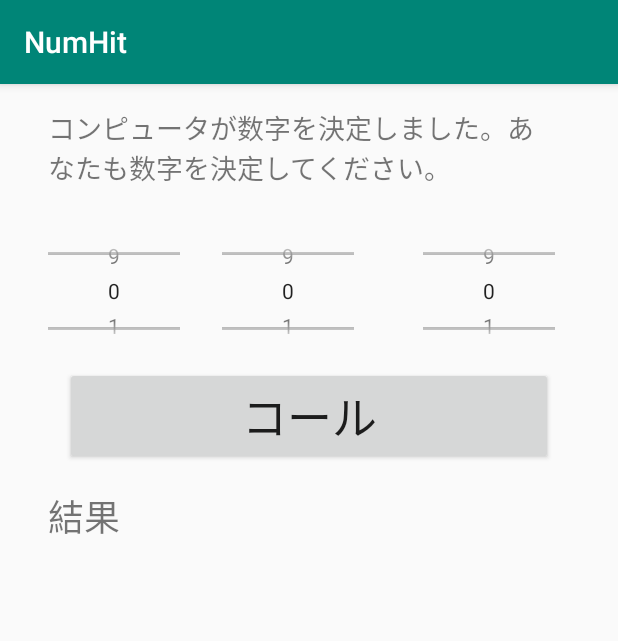
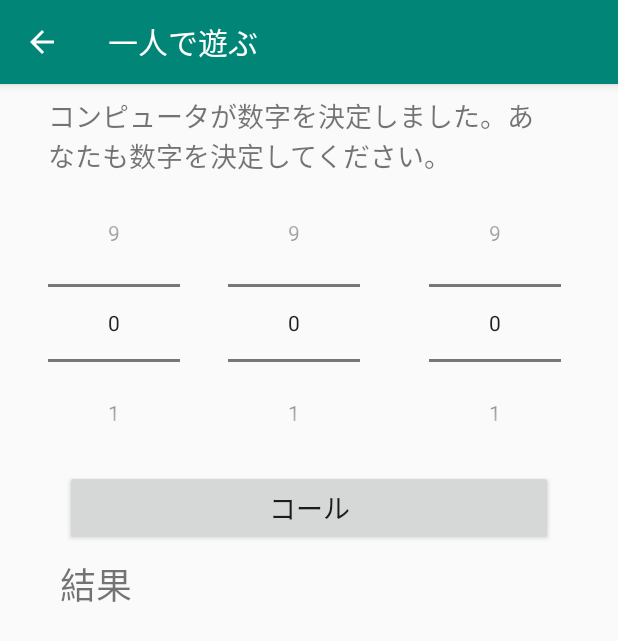
Before and after one commit to masterpiece015v/numhit, an Android app: the Main2Activity screen opened directly, with no data from a screen before it, after a tap on "コール", on a phone screen of 412 x 824 dp. Shown: the top 641 px of the screen. Run offline under Robolectric (Android 15) with nearby library versions, the phone set to English and light mode, and no system bars.

Commit message:
2019022003

```diff
--- a/app/src/main/java/tokyo/mp015v/numhit/Main2Activity.kt
+++ b/app/src/main/java/tokyo/mp015v/numhit/Main2Activity.kt
@@ -3,31 +3,36 @@ package tokyo.mp015v.numhit
 import android.support.v7.app.AppCompatActivity
 import android.os.Bundle
 import android.util.Log
+import android.view.MenuItem
 import android.widget.*
 import java.util.*
 
 class Main2Activity : AppCompatActivity() {
 
     val numArray = arrayOf(0,0,0,0,0,0,0,0,0,0)
-    val compNum = arrayOf(0,0,0)
     var str_result :String? = null
+    var compNum0 = 0
+    var compNum1 = 0
+    var compNum2 = 0
 
     override fun onCreate(savedInstanceState: Bundle?) {
         super.onCreate(savedInstanceState)
         setContentView(R.layout.activity_main2)
 
+        supportActionBar?.setDisplayHomeAsUpEnabled(true)
+        supportActionBar?.title = "一人で遊ぶ"
+
         //buttonの設定
-        val btn_call = findViewById(R.id.main4_btn_call) as Button
+        val btn_call = findViewById(R.id.main2_btn_call) as Button
 
         //TextViewの設定
-        val txt_result = findViewById(R.id.main4_txt_result) as TextView
-        val txt_history = findViewById(R.id.txt_history) as TextView
+        val txt_result = findViewById(R.id.main2_txt_result) as TextView
+        val txt_history = findViewById(R.id.main2_txt_history) as TextView
 
         //spinnerの設定
-        val spn_num0 = findViewById(R.id.main4_num0) as NumberPicker
-        val spn_num1 = findViewById(R.id.main4_num1) as NumberPicker
-        val spn_num2 = findViewById(R.id.spn_num2) as NumberPicker
-
+        val spn_num0 = findViewById(R.id.main2_num0) as NumberPicker
+        val spn_num1 = findViewById(R.id.main2_num1) as NumberPicker
+        val spn_num2 = findViewById(R.id.main2_num2) as NumberPicker
         spn_num0.maxValue = 9
         spn_num0.minValue = 0
         spn_num1.maxValue = 9
@@ -45,8 +50,11 @@ class Main2Activity : AppCompatActivity() {
 
             numArray[index] = 1
 
-            Log.d("debug",index.toString() )
-            compNum[i] = index
+            when( i ){
+                0->{ compNum0 = index }
+                1->{ compNum1 = index }
+                2->{ compNum2 = index }
+            }
         }
 
         //回数
@@ -56,31 +64,38 @@ class Main2Activity : AppCompatActivity() {
         btn_call.setOnClickListener {
             var eat = 0
             var bit = 0
-            val yourNum = arrayOf( spn_num0.value, spn_num1.value, spn_num2.value )
+            val yourNum0=  spn_num0.value
+            val yourNum1 = spn_num1.value
+            val yourNum2 = spn_num2.value
 
-            Log.d("debut","${compNum[0]},${compNum[1]},${compNum[2]}")
-            Log.d("debug","${yourNum[0]},${yourNum[1]},${yourNum[2]}")
+            Log.d("debug","compNum:${compNum0}${compNum1}${compNum2}")
 
             //同じ数字が出てくればクリックのイベントを終わる
-            if( yourNum[0] == yourNum[1] || yourNum[1] == yourNum[2] || yourNum[0] == yourNum[2] ){
+            if( yourNum0 == yourNum1 || yourNum1 == yourNum2 || yourNum0 == yourNum2 ){
                 Toast.makeText( applicationContext,"同じ数字はだめです", Toast.LENGTH_SHORT).show()
                 return@setOnClickListener
             }
 
             //EATの計算
-            for( i in 0..2 ){
-                if(compNum[i]==yourNum[i]){
-                    eat++
-                }
+            if( compNum0 == yourNum0 ){
+                eat++
+            }
+            if( compNum1 == yourNum1 ){
+                eat++
+            }
+            if( compNum2 == yourNum2 ){
+                eat++
             }
 
             //BITの計算
-            for(i in 0..2){
-                for( j in 0..2 ){
-                    if( compNum[i] == yourNum[j] && i != j){
-                        bit++
-                    }
-                }
+            if( yourNum0 == compNum1 || yourNum0==compNum2 ){
+                bit++
+            }
+            if( yourNum1 == compNum0 || yourNum1 == compNum2 ){
+                bit++
+            }
+            if( yourNum2 == compNum0 || yourNum2 == compNum1 ){
+                bit++
             }
 
             //履歴の表示
@@ -93,10 +108,26 @@ class Main2Activity : AppCompatActivity() {
 
                 txt_history.text = str_result
             }
+
             //結果の表示
-            txt_result.text = "${count}回目 call:${yourNum[0]}${yourNum[1]}${yourNum[2]} eat:${eat},bit:${bit}"
+            txt_result.text = "${count}回目 call:${yourNum0}${yourNum1}${yourNum2} eat:${eat},bit:${bit}"
+
+            if( eat == 3 ){
+                Toast.makeText( applicationContext,"3EAT!!",Toast.LENGTH_SHORT).show()
+                return@setOnClickListener
+            }
 
             count++
         }
     }
+
+    override fun onOptionsItemSelected(item: MenuItem?): Boolean {
+
+        when(item?.itemId){
+            android.R.id.home->{finish()}
+            else->super.onOptionsItemSelected(item)
+        }
+
+        return true
+    }
 }
--- a/app/src/main/res/layout/activity_main2.xml
+++ b/app/src/main/res/layout/activity_main2.xml
@@ -7,11 +7,11 @@
     tools:context=".Main2Activity">
 
     <TextView
-        android:id="@+id/main4_txt_title"
+        android:id="@+id/main2_txt_title"
         android:layout_width="333dp"
-        android:layout_height="74dp"
+        android:layout_height="53dp"
         android:layout_marginStart="32dp"
-        android:layout_marginTop="16dp"
+        android:layout_marginTop="8dp"
         android:layout_marginEnd="32dp"
         android:text="コンピュータが数字を決定しました。あなたも数字を決定してください。"
         android:textSize="18sp"
@@ -21,57 +21,70 @@
         app:layout_constraintTop_toTopOf="parent" />
 
     <NumberPicker
-        android:id="@+id/main4_num0"
+        android:id="@+id/main2_num0"
         android:layout_width="88dp"
-        android:layout_height="69dp"
+        android:layout_height="wrap_content"
         android:layout_marginStart="32dp"
-        android:layout_marginTop="13dp"
+        android:layout_marginTop="8dp"
         app:layout_constraintStart_toStartOf="parent"
-        app:layout_constraintTop_toBottomOf="@+id/main4_txt_title" />
+        app:layout_constraintTop_toBottomOf="@+id/main2_txt_title" />
 
     <NumberPicker
-        android:id="@+id/main4_num1"
+        android:id="@+id/main2_num1"
         android:layout_width="88dp"
-        android:layout_height="69dp"
-        android:layout_marginStart="28dp"
-        android:layout_marginTop="13dp"
-        app:layout_constraintStart_toEndOf="@+id/main4_num0"
-        app:layout_constraintTop_toBottomOf="@+id/main4_txt_title" />
+        android:layout_height="wrap_content"
+        android:layout_marginStart="32dp"
+        android:layout_marginTop="8dp"
+        app:layout_constraintStart_toEndOf="@+id/main2_num0"
+        app:layout_constraintTop_toBottomOf="@+id/main2_txt_title" />
 
     <NumberPicker
-        android:id="@+id/spn_num2"
+        android:id="@+id/main2_num2"
         android:layout_width="88dp"
-        android:layout_height="69dp"
+        android:layout_height="wrap_content"
         android:layout_marginStart="32dp"
-        android:layout_marginTop="13dp"
-        android:layout_marginEnd="28dp"
+        android:layout_marginTop="8dp"
+        android:layout_marginEnd="24dp"
         app:layout_constraintEnd_toEndOf="parent"
-        app:layout_constraintStart_toEndOf="@+id/main4_num1"
-        app:layout_constraintTop_toBottomOf="@+id/main4_txt_title" />
+        app:layout_constraintStart_toEndOf="@+id/main2_num1"
+        app:layout_constraintTop_toBottomOf="@+id/main2_txt_title" />
 
     <Button
-        android:id="@+id/main4_btn_call"
+        android:id="@+id/main2_btn_call"
         android:layout_width="325dp"
-        android:layout_height="wrap_content"
+        android:layout_height="50dp"
         android:layout_marginStart="32dp"
-        android:layout_marginTop="16dp"
+        android:layout_marginTop="8dp"
         android:layout_marginEnd="32dp"
         android:text="コール"
-        android:textSize="30sp"
+        android:textSize="18sp"
         app:layout_constraintEnd_toEndOf="parent"
         app:layout_constraintStart_toStartOf="parent"
-        app:layout_constraintTop_toBottomOf="@+id/main4_num1" />
+        app:layout_constraintTop_toBottomOf="@+id/main2_num0" />
+
+    <TextView
+        android:id="@+id/main2_txt_result"
+        android:layout_width="wrap_content"
+        android:layout_height="wrap_content"
+        android:layout_marginStart="40dp"
+        android:layout_marginTop="8dp"
+        android:text="結果"
+        android:textSize="24dp"
+        app:layout_constraintStart_toStartOf="parent"
+        app:layout_constraintTop_toBottomOf="@+id/main2_btn_call" />
 
     <ScrollView
         android:layout_width="324dp"
-        android:layout_height="181dp"
+        android:layout_height="151dp"
         android:layout_marginStart="32dp"
-        android:layout_marginTop="16dp"
+        android:layout_marginTop="8dp"
         android:layout_marginEnd="32dp"
+        android:layout_marginBottom="5dp"
+        app:layout_constraintBottom_toBottomOf="parent"
         app:layout_constraintEnd_toEndOf="parent"
         app:layout_constraintHorizontal_bias="0.0"
         app:layout_constraintStart_toStartOf="parent"
-        app:layout_constraintTop_toBottomOf="@+id/main4_txt_result">
+        app:layout_constraintTop_toBottomOf="@+id/main2_txt_result">
 
         <LinearLayout
             android:layout_width="match_parent"
@@ -79,22 +92,11 @@
             android:orientation="vertical">
 
             <TextView
-                android:id="@+id/txt_history"
+                android:id="@+id/main2_txt_history"
                 android:layout_width="match_parent"
                 android:layout_height="wrap_content"
                 android:textSize="18sp" />
         </LinearLayout>
     </ScrollView>
 
-    <TextView
-        android:id="@+id/main4_txt_result"
-        android:layout_width="wrap_content"
-        android:layout_height="wrap_content"
-        android:layout_marginStart="32dp"
-        android:layout_marginTop="16dp"
-        android:text="結果"
-        android:textSize="24sp"
-        app:layout_constraintStart_toStartOf="parent"
-        app:layout_constraintTop_toBottomOf="@+id/main4_btn_call" />
-
 </android.support.constraint.ConstraintLayout>
```
Also changed, not shown: app/src/main/java/tokyo/mp015v/numhit/Main3Activity.kt (+16 -2 lines), app/src/main/java/tokyo/mp015v/numhit/Main4Activity.kt (+60 -6 lines), app/src/main/res/layout/activity_main.xml (+16 -6 lines), app/src/main/res/layout/activity_main3.xml (+9 -5 lines), app/src/main/res/layout/activity_main4.xml (+45 -19 lines).
